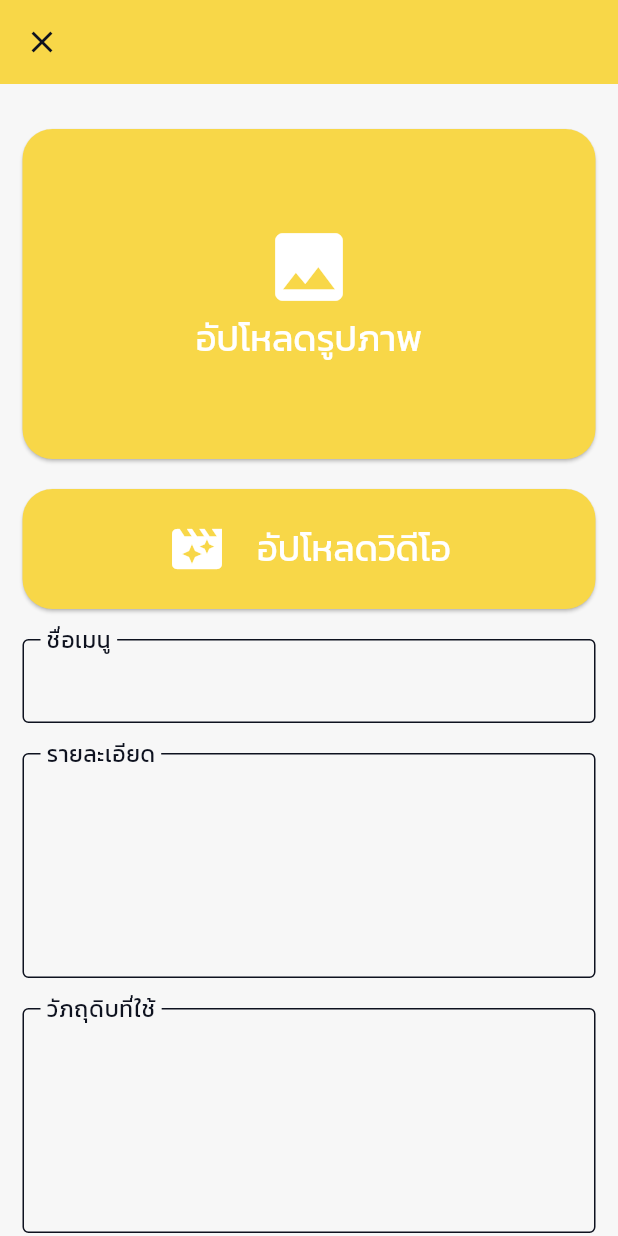
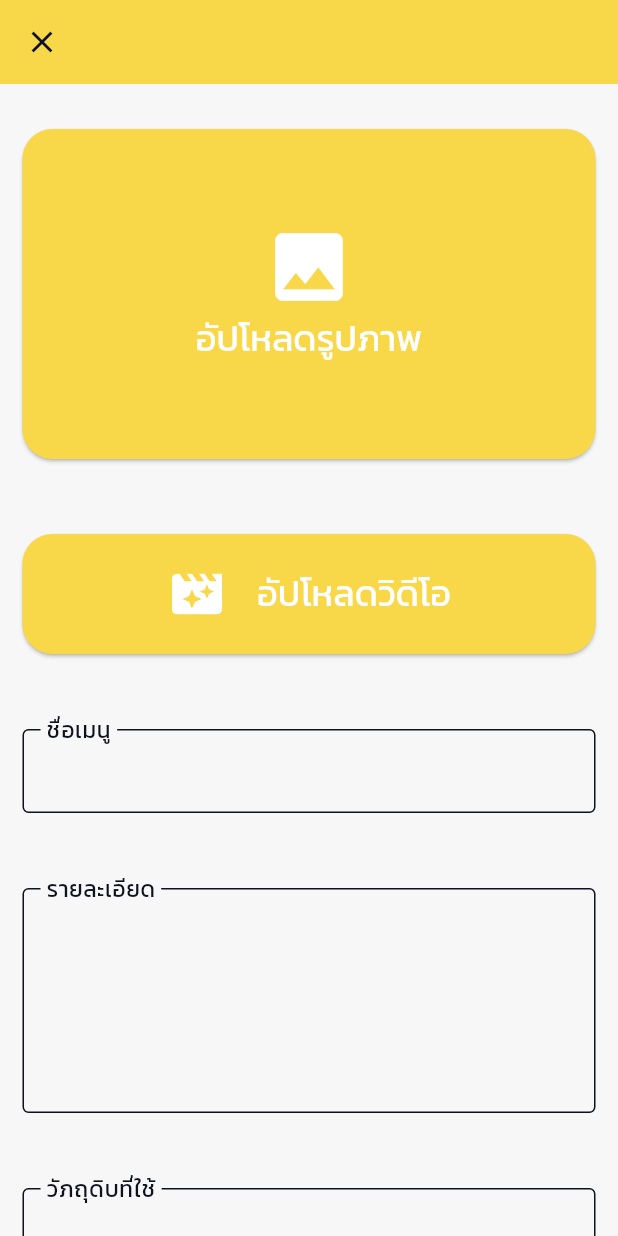
Before and after one commit to thg1rb/my-recipe, a Flutter app: the PostScreen screen opened directly, on a phone screen of 412 x 824 dp. Run offline on Flutter 3.47's test engine with Material 3 defaults, Android fonts, the phone set to English and light mode, and no system bars; our stand-ins replace cloud_firestore, firebase_auth, firebase_core, flutter_riverpod, google_sign_in, sliding_up_panel and 1 more; accounts and stored records are empty.

Commit message:
add space between widget for validation text

```diff
--- a/lib/widgets/post_panel.dart
+++ b/lib/widgets/post_panel.dart
@@ -19,9 +19,11 @@ class PostScreen extends ConsumerWidget {
         scrollDirection: Axis.vertical,
         child: Padding(
           padding: const EdgeInsets.symmetric(horizontal: 15, vertical: 30),
-          child: Wrap(
+          child: Column(
+            children: [
+              Wrap(
                 alignment: WrapAlignment.center,
-            runSpacing: 20,
+                runSpacing: 50,
                 children: [
                   ElevatedButton(
                     onPressed: () {},
@@ -136,6 +138,8 @@ class PostScreen extends ConsumerWidget {
                   ),
                 ],
               ),
+            ],
+          ),
         ),
       ),
     );
```
Lines whose indentation alone changed are shown as unchanged.
